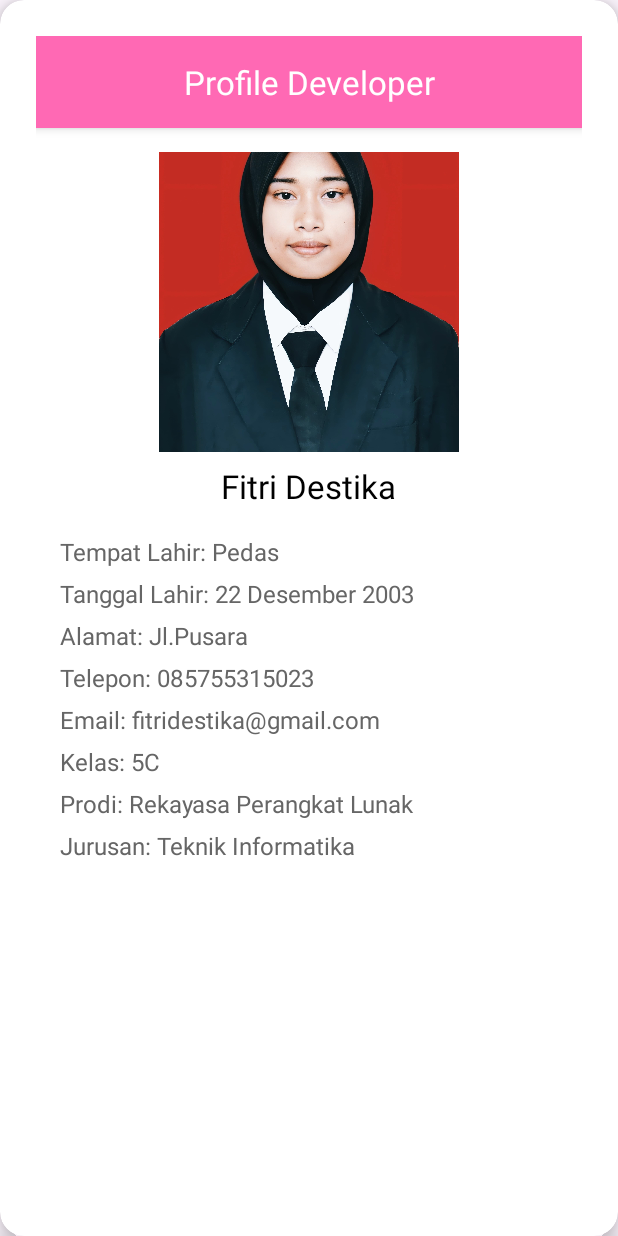
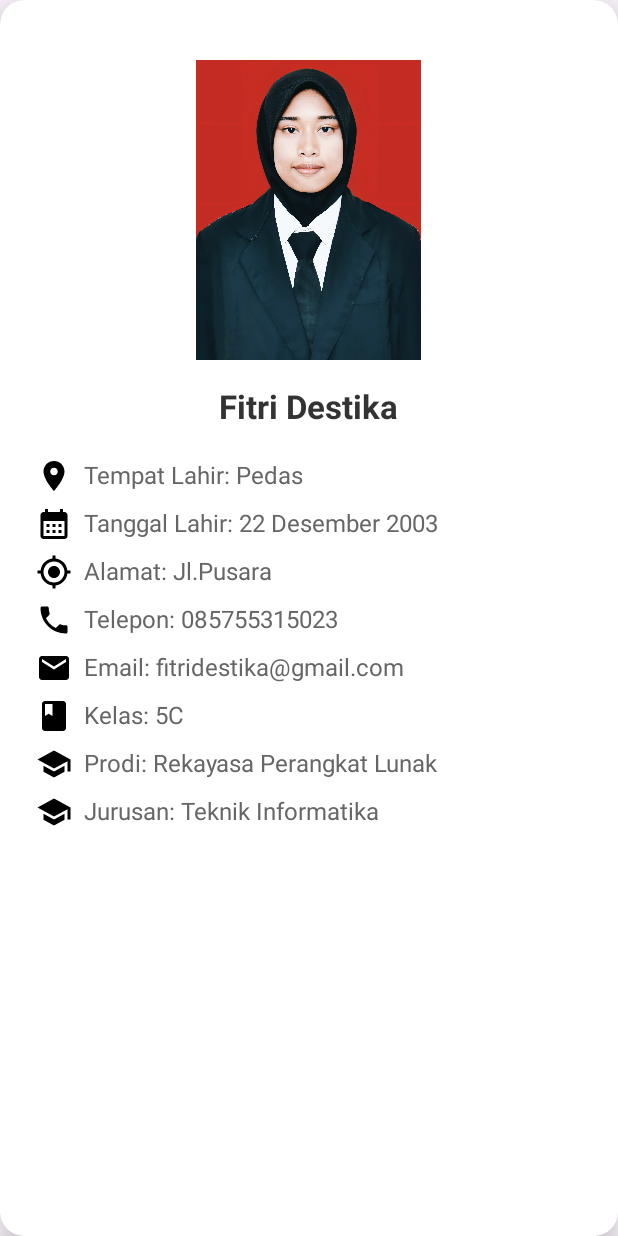
Before and after one commit to fitridestika/UAS_Pemrograman_Mobile, an Android app: the ProfileActivity screen opened directly, with no data from a screen before it, on a phone screen of 412 x 824 dp. Run offline under Robolectric (Android 15) with nearby library versions, the phone set to English and light mode, and no system bars.

```diff
--- a/app/src/main/java/id/ac/polbeng/fitridestika/uas/ProfileActivity.kt
+++ b/app/src/main/java/id/ac/polbeng/fitridestika/uas/ProfileActivity.kt
@@ -4,7 +4,6 @@ import android.os.Bundle
 import androidx.appcompat.app.AppCompatActivity
 import id.ac.polbeng.fitridestika.uas.R
 import id.ac.polbeng.fitridestika.uas.databinding.ActivityProfileBinding
-
 
 class ProfileActivity : AppCompatActivity() {
 
--- a/app/src/main/res/drawable/circle_background.xml
+++ b/app/src/main/res/drawable/circle_background.xml
@@ -1,7 +1,4 @@
-<shape xmlns:android="http://schemas.android.com/apk/res/android">
-    <solid android:color="@android:color/white" />
-    <corners android:radius="300dp" />
-    <stroke
-        android:width="2dp"
-        android:color="@android:color/darker_gray" />
+<shape xmlns:android="http://schemas.android.com/apk/res/android" android:shape="oval">
+    <solid android:color="#FFFFFF" />
+    <stroke android:width="2dp" android:color="#FF69B4" />
 </shape>
--- /dev/null
+++ b/app/src/main/res/drawable/ic_calendar.xml
@@ -0,0 +1,5 @@
+<vector xmlns:android="http://schemas.android.com/apk/res/android" android:height="24dp" android:tint="#000000" android:viewportHeight="24" android:viewportWidth="24" android:width="24dp">
+
+    <path android:fillColor="@android:color/white" android:pathData="M19,4h-1V2h-2v2H8V2H6v2H5C3.89,4 3.01,4.9 3.01,6L3,20c0,1.1 0.89,2 2,2h14c1.1,0 2,-0.9 2,-2V6C21,4.9 20.1,4 19,4zM19,20H5V10h14V20zM9,14H7v-2h2V14zM13,14h-2v-2h2V14zM17,14h-2v-2h2V14zM9,18H7v-2h2V18zM13,18h-2v-2h2V18zM17,18h-2v-2h2V18z"/>
+
+</vector>
--- /dev/null
+++ b/app/src/main/res/drawable/ic_class.xml
@@ -0,0 +1,5 @@
+<vector xmlns:android="http://schemas.android.com/apk/res/android" android:height="24dp" android:tint="#000000" android:viewportHeight="24" android:viewportWidth="24" android:width="24dp">
+
+    <path android:fillColor="@android:color/white" android:pathData="M18,2H6c-1.1,0 -2,0.9 -2,2v16c0,1.1 0.9,2 2,2h12c1.1,0 2,-0.9 2,-2V4c0,-1.1 -0.9,-2 -2,-2zM6,4h5v8l-2.5,-1.5L6,12V4z"/>
+
+</vector>
--- /dev/null
+++ b/app/src/main/res/drawable/ic_email.xml
@@ -0,0 +1,5 @@
+<vector xmlns:android="http://schemas.android.com/apk/res/android" android:height="24dp" android:tint="#000000" android:viewportHeight="24" android:viewportWidth="24" android:width="24dp">
+
+    <path android:fillColor="@android:color/white" android:pathData="M20,4L4,4c-1.1,0 -1.99,0.9 -1.99,2L2,18c0,1.1 0.9,2 2,2h16c1.1,0 2,-0.9 2,-2L22,6c0,-1.1 -0.9,-2 -2,-2zM20,8l-8,5 -8,-5L4,6l8,5 8,-5v2z"/>
+
+</vector>
--- /dev/null
+++ b/app/src/main/res/drawable/ic_location.xml
@@ -0,0 +1,5 @@
+<vector xmlns:android="http://schemas.android.com/apk/res/android" android:height="24dp" android:tint="#000000" android:viewportHeight="24" android:viewportWidth="24" android:width="24dp">
+
+    <path android:fillColor="@android:color/white" android:pathData="M12,8c-2.21,0 -4,1.79 -4,4s1.79,4 4,4 4,-1.79 4,-4 -1.79,-4 -4,-4zM20.94,11c-0.46,-4.17 -3.77,-7.48 -7.94,-7.94L13,1h-2v2.06C6.83,3.52 3.52,6.83 3.06,11L1,11v2h2.06c0.46,4.17 3.77,7.48 7.94,7.94L11,23h2v-2.06c4.17,-0.46 7.48,-3.77 7.94,-7.94L23,13v-2h-2.06zM12,19c-3.87,0 -7,-3.13 -7,-7s3.13,-7 7,-7 7,3.13 7,7 -3.13,7 -7,7z"/>
+
+</vector>
--- /dev/null
+++ b/app/src/main/res/drawable/ic_major.xml
@@ -0,0 +1,5 @@
+<vector xmlns:android="http://schemas.android.com/apk/res/android" android:height="24dp" android:tint="#000000" android:viewportHeight="24" android:viewportWidth="24" android:width="24dp">
+
+    <path android:fillColor="@android:color/white" android:pathData="M5,13.18v4L12,21l7,-3.82v-4L12,17l-7,-3.82zM12,3L1,9l11,6 9,-4.91V17h2V9L12,3z"/>
+
+</vector>
--- /dev/null
+++ b/app/src/main/res/drawable/ic_phone.xml
@@ -0,0 +1,5 @@
+<vector xmlns:android="http://schemas.android.com/apk/res/android" android:height="24dp" android:tint="#000000" android:viewportHeight="24" android:viewportWidth="24" android:width="24dp">
+
+    <path android:fillColor="@android:color/white" android:pathData="M6.62,10.79c1.44,2.83 3.76,5.14 6.59,6.59l2.2,-2.2c0.27,-0.27 0.67,-0.36 1.02,-0.24 1.12,0.37 2.33,0.57 3.57,0.57 0.55,0 1,0.45 1,1V20c0,0.55 -0.45,1 -1,1 -9.39,0 -17,-7.61 -17,-17 0,-0.55 0.45,-1 1,-1h3.5c0.55,0 1,0.45 1,1 0,1.25 0.2,2.45 0.57,3.57 0.11,0.35 0.03,0.74 -0.25,1.02l-2.2,2.2z"/>
+
+</vector>
--- /dev/null
+++ b/app/src/main/res/drawable/ic_place_.xml
@@ -0,0 +1,5 @@
+<vector xmlns:android="http://schemas.android.com/apk/res/android" android:height="24dp" android:tint="#000000" android:viewportHeight="24" android:viewportWidth="24" android:width="24dp">
+
+    <path android:fillColor="@android:color/white" android:pathData="M12,2C8.13,2 5,5.13 5,9c0,5.25 7,13 7,13s7,-7.75 7,-13c0,-3.87 -3.13,-7 -7,-7zM12,11.5c-1.38,0 -2.5,-1.12 -2.5,-2.5s1.12,-2.5 2.5,-2.5 2.5,1.12 2.5,2.5 -1.12,2.5 -2.5,2.5z"/>
+
+</vector>
--- /dev/null
+++ b/app/src/main/res/drawable/ic_study.xml
@@ -0,0 +1,5 @@
+<vector xmlns:android="http://schemas.android.com/apk/res/android" android:height="24dp" android:tint="#000000" android:viewportHeight="24" android:viewportWidth="24" android:width="24dp">
+
+    <path android:fillColor="@android:color/white" android:pathData="M5,13.18v4L12,21l7,-3.82v-4L12,17l-7,-3.82zM12,3L1,9l11,6 9,-4.91V17h2V9L12,3z"/>
+
+</vector>
--- /dev/null
+++ b/app/src/main/res/drawable/navbar_background.xml
@@ -0,0 +1,6 @@
+<shape xmlns:android="http://schemas.android.com/apk/res/android" android:shape="rectangle">
+    <gradient
+        android:startColor="#FF69B4"
+        android:endColor="#FF1493"
+        android:angle="90" />
+</shape>
--- a/app/src/main/res/layout/activity_profile.xml
+++ b/app/src/main/res/layout/activity_profile.xml
@@ -5,8 +5,9 @@
     android:layout_width="match_parent"
     android:layout_height="wrap_content"
     app:cardCornerRadius="16dp"
-    app:cardElevation="8dp"
-    android:layout_margin="16dp">
+    app:cardElevation="12dp"
+    android:layout_margin="16dp"
+    android:backgroundTint="#FFFFFF">
 
     <LinearLayout
         android:layout_width="match_parent"
@@ -15,102 +16,91 @@
         android:padding="24dp"
         android:gravity="center">
 
-        <!-- Navbar / Title -->
-        <TextView
-            android:id="@+id/navbar"
-            android:layout_width="match_parent"
-            android:layout_height="wrap_content"
-            android:text="Profile Developer"
-            android:textSize="22sp"
-            android:textColor="#FFFFFF"
-            android:background="#FF69B4"
-            android:padding="16dp"
-            android:elevation="4dp"
-            android:textAlignment="center" />
-
         <!-- Profile Image -->
         <ImageView
             android:id="@+id/profile_image"
-            android:layout_width="200dp"
+            android:layout_width="150dp"
             android:layout_height="200dp"
             android:layout_gravity="center"
             android:contentDescription="Profile Image"
             android:src="@drawable/fitri"
             android:layout_marginTop="16dp"
             android:background="@drawable/circle_background"
-            android:scaleType="centerCrop" />
+            android:scaleType="centerCrop"/>
 
         <!-- Profile Name -->
         <TextView
             android:id="@+id/profile_name"
             android:layout_width="wrap_content"
             android:layout_height="wrap_content"
-            android:text="Nama Lengkap"
+            android:text="Fitri Destika"
             android:textSize="22sp"
-            android:textColor="#000000"
-            android:layout_marginTop="8dp"
-            android:layout_gravity="center" />
+            android:textStyle="bold"
+            android:textColor="#333333"
+            android:layout_marginTop="16dp"
+            android:layout_gravity="center"/>
 
         <!-- Profile Details -->
         <LinearLayout
             android:layout_width="match_parent"
             android:layout_height="wrap_content"
             android:orientation="vertical"
-            android:layout_marginTop="12dp"
-            android:paddingStart="16dp"
-            android:paddingEnd="16dp">
+            android:layout_marginTop="12dp">
 
             <!-- Place of Birth -->
             <TextView
-                android:id="@+id/profile_place_of_birth"
+                android:id="@+id/profilePlaceOfBirth"
                 android:layout_width="wrap_content"
                 android:layout_height="wrap_content"
                 android:text="Tempat Lahir: Pedas"
                 android:textSize="16sp"
                 android:textColor="#666666"
-                android:layout_marginTop="6dp" />
+                android:drawableLeft="@drawable/ic_place_"
+            android:drawablePadding="8dp"
+            android:layout_marginTop="8dp" />
 
-            <!-- Date of Birth -->
             <TextView
-                android:id="@+id/profile_dob"
+                android:id="@+id/profileDob"
                 android:layout_width="wrap_content"
                 android:layout_height="wrap_content"
                 android:text="Tanggal Lahir: 22 Desember 2003"
                 android:textSize="16sp"
                 android:textColor="#666666"
-                android:layout_marginTop="6dp" />
-
-            <!-- Address -->
+                android:drawableLeft="@drawable/ic_calendar"
+            android:drawablePadding="8dp"
+            android:layout_marginTop="8dp" />
             <TextView
-                android:id="@+id/profile_address"
+                android:id="@+id/profileAddress"
                 android:layout_width="wrap_content"
                 android:layout_height="wrap_content"
                 android:text="Alamat: Jl. Pusara"
                 android:textSize="16sp"
                 android:textColor="#666666"
-                android:layout_marginTop="6dp" />
+                android:drawableLeft="@drawable/ic_location"
+                android:drawablePadding="8dp"
+                android:layout_marginTop="8dp" />
 
-            <!-- Phone Number -->
             <TextView
-                android:id="@+id/profile_phone"
+                android:id="@+id/profilePhone"
                 android:layout_width="wrap_content"
                 android:layout_height="wrap_content"
                 android:text="Telepon: 085755315023"
                 android:textSize="16sp"
                 android:textColor="#666666"
-                android:layout_marginTop="6dp" />
+                android:drawableLeft="@drawable/ic_phone"
+            android:drawablePadding="8dp"
+            android:layout_marginTop="8dp" />
 
-            <!-- Email -->
             <TextView
-                android:id="@+id/profile_email"
+                android:id="@+id/profileEmail"
                 android:layout_width="wrap_content"
                 android:layout_height="wrap_content"
                 android:text="Email: fitridestika@gmail.com"
                 android:textSize="16sp"
                 android:textColor="#666666"
-                android:layout_marginTop="6dp" />
-
-            <!-- Class -->
+                android:drawableLeft="@drawable/ic_email"
+            android:drawablePadding="8dp"
+            android:layout_marginTop="8dp" />
             <TextView
                 android:id="@+id/Kelas"
                 android:layout_width="wrap_content"
@@ -118,9 +108,10 @@
                 android:text="Kelas: 5C"
                 android:textSize="16sp"
                 android:textColor="#666666"
-                android:layout_marginTop="6dp" />
+                android:drawableLeft="@drawable/ic_class"
+                android:drawablePadding="8dp"
+                android:layout_marginTop="8dp" />
 
-            <!-- Program Study -->
             <TextView
                 android:id="@+id/prodi"
                 android:layout_width="wrap_content"
@@ -128,9 +119,10 @@
                 android:text="Prodi: Rekayasa Perangkat Lunak"
                 android:textSize="16sp"
                 android:textColor="#666666"
-                android:layout_marginTop="6dp" />
+                android:drawableLeft="@drawable/ic_study"
+                android:drawablePadding="8dp"
+                android:layout_marginTop="8dp" />
 
-            <!-- Major -->
             <TextView
                 android:id="@+id/jurusan"
                 android:layout_width="wrap_content"
@@ -138,7 +130,11 @@
                 android:text="Jurusan: Teknik Informatika"
                 android:textSize="16sp"
                 android:textColor="#666666"
-                android:layout_marginTop="6dp" />
+                android:drawableLeft="@drawable/ic_major"
+                android:drawablePadding="8dp"
+                android:layout_marginTop="8dp" />
+
+
         </LinearLayout>
     </LinearLayout>
 </androidx.cardview.widget.CardView>
```
Also changed, not shown: app/src/main/res/drawable/rokan_hilir.jpeg (deleted), app/src/main/res/drawable/rokan_hilir.png (added).
